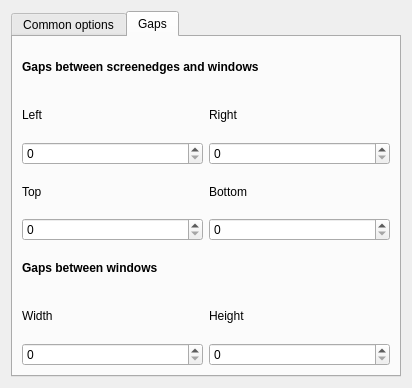
This is contents/ui/config.ui in kwin-scripts/kwin-tiling as Qt 5 draws it before an edit. The edited form follows.
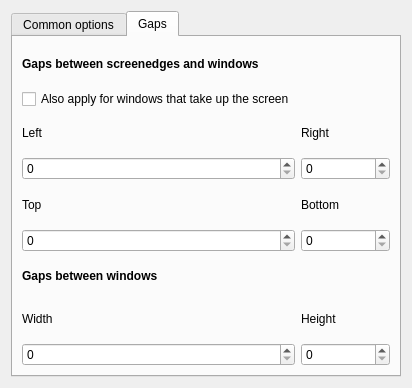
This is the edited form. The open tabs and pages were chosen to show the change. Custom widgets are drawn as their Qt base class.

Commit message:
Add setting to disable gaps for windows that fill the screen
Fixes #54.

What changed in the file:
```diff
--- a/contents/ui/config.ui
+++ b/contents/ui/config.ui
@@ -110,7 +110,10 @@
        <string>Gaps</string>
       </attribute>
       <layout class="QGridLayout" name="gridLayout_2">
-       <item row="4" column="0">
+       <item row="8" column="0">
+        <widget class="QSpinBox" name="kcfg_windowsGapSizeWidth"/>
+       </item>
+       <item row="5" column="0">
         <widget class="QSpinBox" name="kcfg_screenGapSizeTop"/>
        </item>
        <item row="0" column="0" colspan="2">
@@ -120,20 +123,23 @@
          </property>
         </widget>
        </item>
-       <item row="1" column="1">
+       <item row="2" column="1">
         <widget class="QLabel" name="label_6">
          <property name="text">
           <string>Right</string>
          </property>
         </widget>
        </item>
-       <item row="2" column="0">
+       <item row="3" column="0">
         <widget class="QSpinBox" name="kcfg_screenGapSizeLeft"/>
        </item>
-       <item row="2" column="1">
+       <item row="3" column="1">
         <widget class="QSpinBox" name="kcfg_screenGapSizeRight"/>
        </item>
-       <item row="3" column="0">
+       <item row="5" column="1">
+        <widget class="QSpinBox" name="kcfg_screenGapSizeBottom"/>
+       </item>
+       <item row="4" column="0">
         <widget class="QLabel" name="label_8">
          <property name="text">
           <string>Top</string>
@@ -141,49 +147,50 @@
         </widget>
        </item>
        <item row="4" column="1">
-        <widget class="QSpinBox" name="kcfg_screenGapSizeBottom"/>
-       </item>
-       <item row="3" column="1">
         <widget class="QLabel" name="label_10">
          <property name="text">
           <string>Bottom</string>
          </property>
         </widget>
        </item>
-       <item row="5" column="0">
+       <item row="6" column="0">
         <widget class="QLabel" name="label_3">
          <property name="text">
           <string>&lt;html&gt;&lt;head/&gt;&lt;body&gt;&lt;p&gt;&lt;span style=&quot; font-weight:600;&quot;&gt;Gaps between windows&lt;/span&gt;&lt;/p&gt;&lt;/body&gt;&lt;/html&gt;</string>
          </property>
         </widget>
        </item>
-       <item row="7" column="0">
-        <widget class="QSpinBox" name="kcfg_windowsGapSizeWidth"/>
+       <item row="8" column="1">
+        <widget class="QSpinBox" name="kcfg_windowsGapSizeHeight"/>
        </item>
-       <item row="6" column="0">
+       <item row="7" column="0">
         <widget class="QLabel" name="label_5">
          <property name="text">
           <string>Width</string>
          </property>
         </widget>
        </item>
-       <item row="6" column="1">
+       <item row="7" column="1">
         <widget class="QLabel" name="label_7">
          <property name="text">
           <string>Height</string>
          </property>
         </widget>
        </item>
-       <item row="7" column="1">
-        <widget class="QSpinBox" name="kcfg_windowsGapSizeHeight"/>
-       </item>
-       <item row="1" column="0">
+       <item row="2" column="0">
         <widget class="QLabel" name="label_4">
          <property name="text">
           <string>Left</string>
          </property>
         </widget>
        </item>
+       <item row="1" column="0">
+        <widget class="QCheckBox" name="kcfg_fullscreenGaps">
+         <property name="text">
+          <string>Also apply for windows that take up the screen</string>
+         </property>
+        </widget>
+       </item>
       </layout>
      </widget>
     </widget>
```
Left out of the diff: 2 changed lines with no effect on the pictures. The commit also changes 2 other files.
